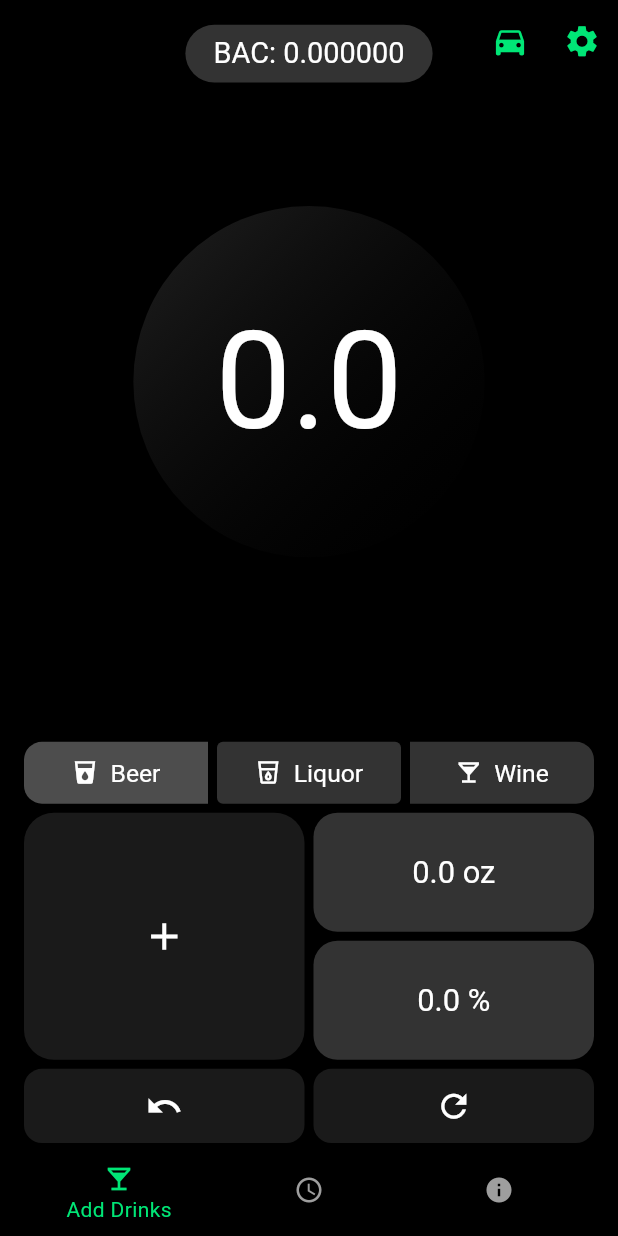
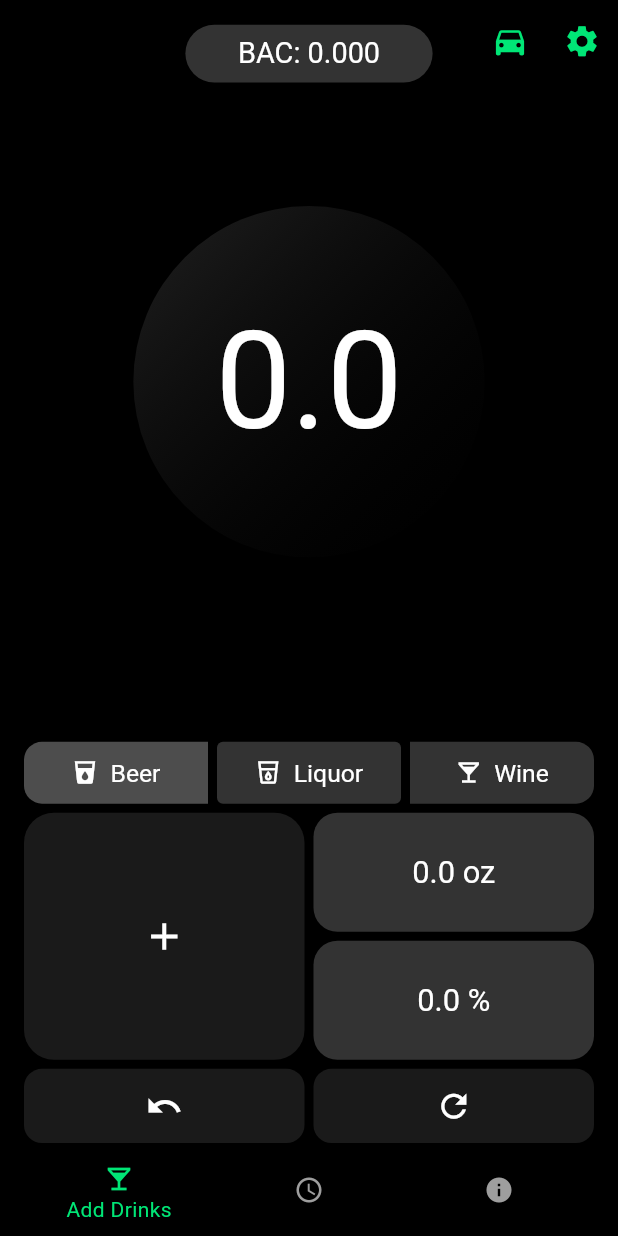
Before and after one commit to rahulg221/party_pal_, a Flutter app: the screen it shows after launch, on a phone screen of 412 x 824 dp. Run offline on Flutter 3.47's test engine with Material 2 defaults, Android fonts, the phone set to English and light mode, and no system bars; our stand-ins replace animated_splash_screen, flutter_riverpod, shared_preferences; missing offline and left inert: activity_ring; Roboto replaces fonts that are missing (Karla).

Commit message:
Add files via upload

```diff
--- a/lib/homepage.dart
+++ b/lib/homepage.dart
@@ -663,7 +663,7 @@ class _MyHomePageState extends ConsumerState<MyHomePage> {
           child: FittedBox(
             fit: BoxFit.fitWidth,
             child: Text(
-              'BAC: ${bac.toStringAsFixed(6)}',
+              'BAC: ${bac.toStringAsFixed(3)}',
               style: Theme.of(context).textTheme.displayMedium,
             ),
           ),
```
